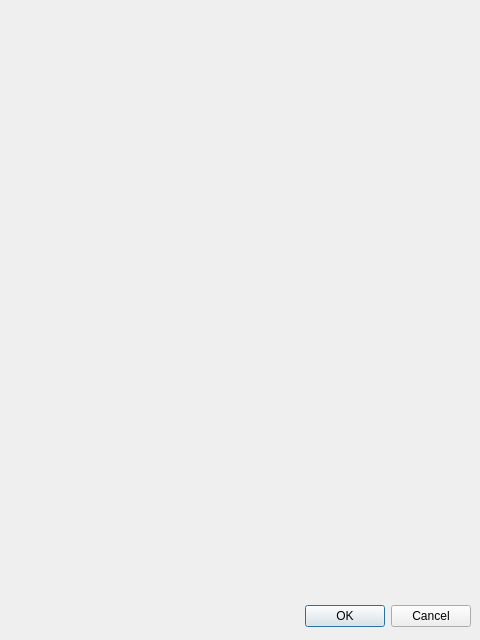
Before: the Qt Designer form acerca.ui in Erik68e/P59-Qt-Salarios, drawn with Qt 5.
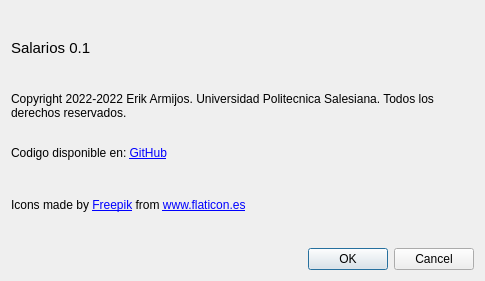
After: the same form once the commit is applied.

```diff
--- a/acerca.ui
+++ b/acerca.ui
@@ -5,22 +5,48 @@
    <rect>
     <x>0</x>
     <y>0</y>
-    <width>480</width>
-    <height>640</height>
+    <width>485</width>
+    <height>281</height>
    </rect>
   </property>
   <property name="windowTitle">
    <string>Dialog</string>
   </property>
+  <property name="modal">
+   <bool>false</bool>
+  </property>
+  <layout class="QVBoxLayout" name="verticalLayout">
+   <item>
+    <widget class="QLabel" name="lblnombre">
+     <property name="font">
+      <font>
+       <pointsize>11</pointsize>
+      </font>
+     </property>
+     <property name="text">
+      <string>Salarios 0.1</string>
+     </property>
+    </widget>
+   </item>
+   <item>
+    <widget class="QLabel" name="lblderechos">
+     <property name="text">
+      <string>&lt;html&gt;&lt;head/&gt;&lt;body&gt;&lt;p&gt;Copyright 2022-2022 Erik Armijos. Universidad Politecnica Salesiana. Todos los derechos reservados. &lt;br/&gt;&lt;/p&gt;&lt;p&gt;Codigo disponible en: &lt;a href=&quot; https://github.com/Erik68e/P59-Qt-Salarios.git.&quot;&gt;&lt;span style=&quot; text-decoration: underline; color:#0000ff;&quot;&gt;GitHub&lt;/span&gt;&lt;/a&gt;&lt;/p&gt;&lt;/body&gt;&lt;/html&gt;</string>
+     </property>
+     <property name="wordWrap">
+      <bool>true</bool>
+     </property>
+    </widget>
+   </item>
+   <item>
+    <widget class="QLabel" name="lblfreepik">
+     <property name="text">
+      <string>&lt;html&gt;&lt;head/&gt;&lt;body&gt;&lt;p&gt;Icons made by &lt;a href=&quot;https://www.flaticon.es/&quot;&gt;&lt;span style=&quot; text-decoration: underline; color:#0000ff;&quot;&gt;Freepik&lt;/span&gt;&lt;/a&gt; from &lt;a href=&quot;https://www.flaticon.es/&quot;&gt;&lt;span style=&quot; text-decoration: underline; color:#0000ff;&quot;&gt;www.flaticon.es&lt;/span&gt;&lt;/a&gt;&lt;/p&gt;&lt;/body&gt;&lt;/html&gt;</string>
+     </property>
+    </widget>
+   </item>
+   <item>
   <widget class="QDialogButtonBox" name="buttonBox">
-   <property name="geometry">
-    <rect>
-     <x>10</x>
-     <y>600</y>
-     <width>461</width>
-     <height>32</height>
-    </rect>
-   </property>
    <property name="orientation">
     <enum>Qt::Horizontal</enum>
    </property>
@@ -28,6 +54,8 @@
     <set>QDialogButtonBox::Cancel|QDialogButtonBox::Ok</set>
    </property>
   </widget>
+   </item>
+  </layout>
  </widget>
  <resources/>
  <connections>
```
Left out of the diff: 3 changed lines with no effect on the pictures. Lines whose indentation alone changed are shown as unchanged.
